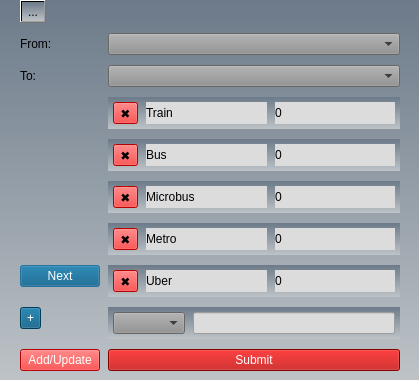
This is GuideMe/edit_edge.ui in YoussefAhmed488/GuideMe as Qt 5 draws it before an edit. The edited form follows.
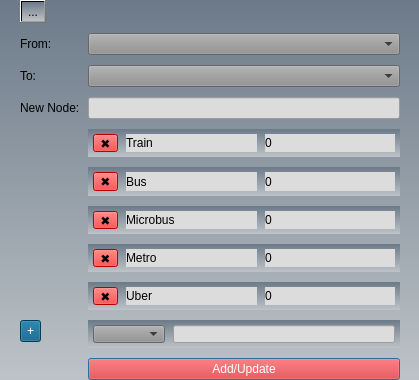
This is the edited form.

What changed in the file:
```diff
--- a/GuideMe/edit_edge.ui
+++ b/GuideMe/edit_edge.ui
@@ -44,6 +44,13 @@
     <property name="rightMargin">
      <number>20</number>
     </property>
+    <item row="0" column="0">
+     <widget class="QToolButton" name="toolButton">
+      <property name="text">
+       <string>...</string>
+      </property>
+     </widget>
+    </item>
     <item row="1" column="0">
      <widget class="QLabel" name="label">
       <property name="styleSheet">
@@ -94,7 +101,17 @@
       </property>
      </widget>
     </item>
-    <item row="3" column="1">
+    <item row="4" column="0">
+     <widget class="QLabel" name="label_8">
+      <property name="styleSheet">
+       <string notr="true">background-color: rgba(255, 255, 255, 0);</string>
+      </property>
+      <property name="text">
+       <string/>
+      </property>
+     </widget>
+    </item>
+    <item row="4" column="1">
      <widget class="QWidget" name="TrainWidget" native="true">
       <property name="autoFillBackground">
        <bool>false</bool>
@@ -133,7 +150,7 @@
         </widget>
        </item>
        <item>
-        <widget class="QLabel" name="label_5">
+        <widget class="QLabel" name="trainLabel">
          <property name="styleSheet">
           <string notr="true">background-color: rgb(220, 220, 220);
 font: 600 9pt &quot;Cascadia Mono SemiBold&quot;;</string>
@@ -157,7 +174,17 @@
       </layout>
      </widget>
     </item>
-    <item row="4" column="1">
+    <item row="5" column="0">
+     <widget class="QLabel" name="label_9">
+      <property name="styleSheet">
+       <string notr="true">background-color: rgba(255, 255, 255, 0);</string>
+      </property>
+      <property name="text">
+       <string/>
+      </property>
+     </widget>
+    </item>
+    <item row="5" column="1">
      <widget class="QWidget" name="BusWidget" native="true">
       <property name="styleSheet">
        <string notr="true"/>
@@ -192,7 +219,7 @@
         </widget>
        </item>
        <item>
-        <widget class="QLabel" name="label_4">
+        <widget class="QLabel" name="busLabel">
          <property name="styleSheet">
           <string notr="true">background-color: rgb(220, 220, 220);
 font: 600 9pt &quot;Cascadia Mono SemiBold&quot;;</string>
@@ -216,7 +243,17 @@
       </layout>
      </widget>
     </item>
-    <item row="5" column="1">
+    <item row="6" column="0">
+     <widget class="QLabel" name="label_10">
+      <property name="styleSheet">
+       <string notr="true">background-color: rgba(255, 255, 255, 0);</string>
+      </property>
+      <property name="text">
+       <string/>
+      </property>
+     </widget>
+    </item>
+    <item row="6" column="1">
      <widget class="QWidget" name="MicrobusWidget" native="true">
       <property name="styleSheet">
        <string notr="true"/>
@@ -251,7 +288,7 @@
         </widget>
        </item>
        <item>
-        <widget class="QLabel" name="label_3">
+        <widget class="QLabel" name="microbusLabel">
          <property name="styleSheet">
           <string notr="true">background-color: rgb(220, 220, 220);
 font: 600 9pt &quot;Cascadia Mono SemiBold&quot;;</string>
@@ -275,7 +312,17 @@
       </layout>
      </widget>
     </item>
-    <item row="6" column="1">
+    <item row="7" column="0">
+     <widget class="QLabel" name="label_11">
+      <property name="styleSheet">
+       <string notr="true">background-color: rgba(255, 255, 255, 0);</string>
+      </property>
+      <property name="text">
+       <string/>
+      </property>
+     </widget>
+    </item>
+    <item row="7" column="1">
      <widget class="QWidget" name="MetroWidget" native="true">
       <property name="styleSheet">
        <string notr="true"/>
@@ -310,7 +357,7 @@
         </widget>
        </item>
        <item>
-        <widget class="QLabel" name="label_6">
+        <widget class="QLabel" name="metroLabel">
          <property name="styleSheet">
           <string notr="true">background-color: rgb(220, 220, 220);
 font: 600 9pt &quot;Cascadia Mono SemiBold&quot;;</string>
@@ -334,18 +381,7 @@
       </layout>
      </widget>
     </item>
-    <item row="7" column="0">
-     <widget class="QPushButton" name="NextButton">
-      <property name="styleSheet">
-       <string notr="true">background-color:rgb(0, 85, 127); color:white;
-font: 600 10pt &quot;Cascadia Mono SemiBold&quot;;</string>
-      </property>
-      <property name="text">
-       <string>Next</string>
-      </property>
-     </widget>
-    </item>
-    <item row="7" column="1">
+    <item row="8" column="1">
      <widget class="QWidget" name="UberWidget" native="true">
       <property name="styleSheet">
        <string notr="true"/>
@@ -380,7 +416,7 @@
         </widget>
        </item>
        <item>
-        <widget class="QLabel" name="label_7">
+        <widget class="QLabel" name="uberLabel">
          <property name="styleSheet">
           <string notr="true">background-color: rgb(220, 220, 220);
 font: 600 9pt &quot;Cascadia Mono SemiBold&quot;;</string>
@@ -404,7 +440,7 @@
       </layout>
      </widget>
     </item>
-    <item row="8" column="0">
+    <item row="9" column="0">
      <widget class="QToolButton" name="AddButton">
       <property name="maximumSize">
        <size>
@@ -421,7 +457,7 @@
       </property>
      </widget>
     </item>
-    <item row="8" column="1">
+    <item row="9" column="1">
      <widget class="QWidget" name="AddWidget" native="true">
       <property name="styleSheet">
        <string notr="true"/>
@@ -464,7 +500,15 @@
       </layout>
      </widget>
     </item>
-    <item row="9" column="0">
+    <item row="3" column="1">
+     <widget class="QLineEdit" name="newNodeText">
+      <property name="styleSheet">
+       <string notr="true">background-color: rgb(220, 220, 220);
+font: 600 9pt &quot;Cascadia Mono SemiBold&quot;;</string>
+      </property>
+     </widget>
+    </item>
+    <item row="10" column="1">
      <widget class="QPushButton" name="UpdateButton">
       <property name="styleSheet">
        <string notr="true">background-color:rgb(255, 0, 0); color: white;
@@ -475,61 +519,15 @@
       </property>
      </widget>
     </item>
-    <item row="9" column="1">
-     <widget class="QPushButton" name="SubmitButton">
-      <property name="styleSheet">
-       <string notr="true">background-color:rgb(181, 0, 0); color:white; 
-font: 600 10pt &quot;Cascadia Mono SemiBold&quot;;</string>
-      </property>
-      <property name="text">
-       <string>Submit</string>
-      </property>
-     </widget>
-    </item>
-    <item row="0" column="0">
-     <widget class="QToolButton" name="toolButton">
-      <property name="text">
-       <string>...</string>
-      </property>
-     </widget>
-    </item>
     <item row="3" column="0">
-     <widget class="QLabel" name="label_8">
+     <widget class="QLabel" name="label_3">
       <property name="styleSheet">
-       <string notr="true">background-color: rgba(255, 255, 255, 0);</string>
+       <string notr="true">font: 600 10pt &quot;Cascadia Mono SemiBold&quot;; color:black;
+background-color: rgba(255, 255, 255, 0);
+</string>
       </property>
       <property name="text">
-       <string/>
-      </property>
-     </widget>
-    </item>
-    <item row="4" column="0">
-     <widget class="QLabel" name="label_9">
-      <property name="styleSheet">
-       <string notr="true">background-color: rgba(255, 255, 255, 0);</string>
-      </property>
-      <property name="text">
-       <string/>
-      </property>
-     </widget>
-    </item>
-    <item row="5" column="0">
-     <widget class="QLabel" name="label_10">
-      <property name="styleSheet">
-       <string notr="true">background-color: rgba(255, 255, 255, 0);</string>
-      </property>
-      <property name="text">
-       <string/>
-      </property>
-     </widget>
-    </item>
-    <item row="6" column="0">
-     <widget class="QLabel" name="label_11">
-      <property name="styleSheet">
-       <string notr="true">background-color: rgba(255, 255, 255, 0);</string>
-      </property>
-      <property name="text">
-       <string/>
+       <string>New Node:</string>
       </property>
      </widget>
     </item>
```
